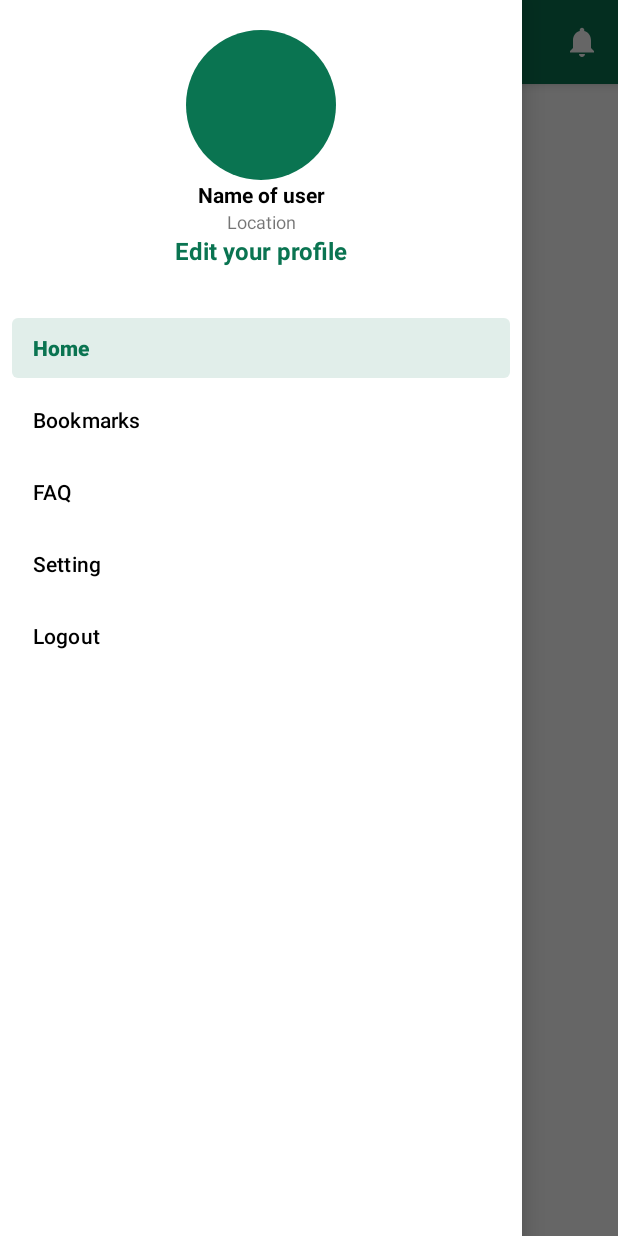
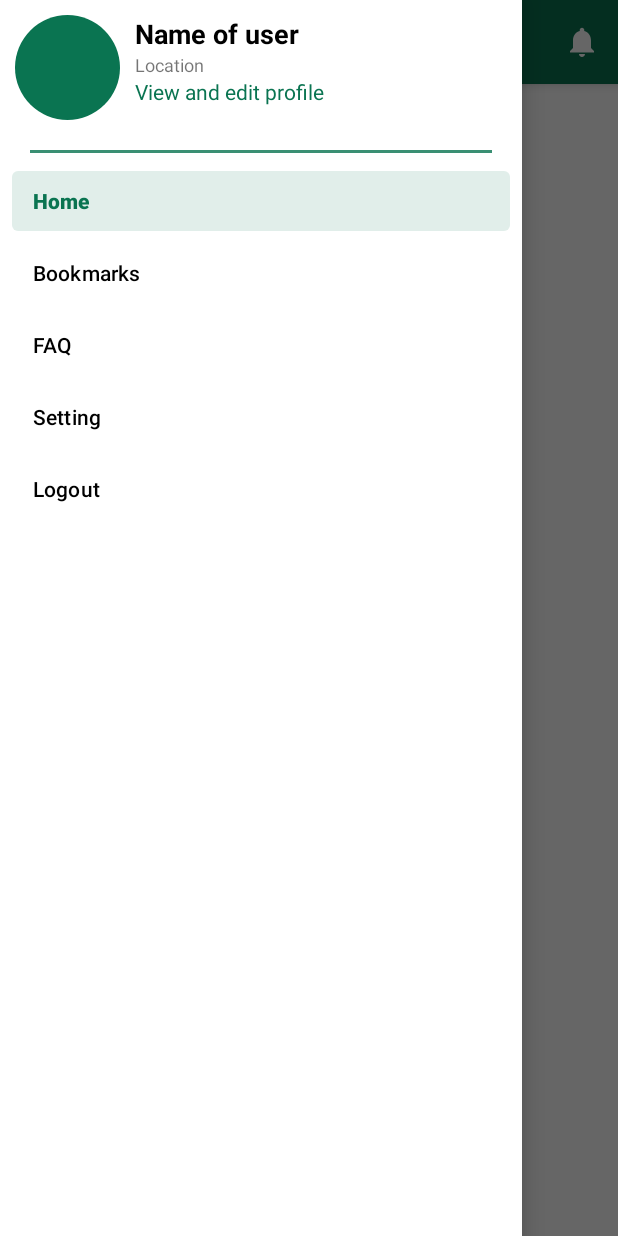
Before and after one commit to jayesh2272001/Photographers-Hub, an Android app built with Jetpack Compose: the screen it shows after launch once a user with an empty profile is signed in (MainActivity), with the side drawer open, on a phone screen of 412 x 824 dp. Run offline under Robolectric (Android 15) with nearby library versions, the light colour scheme and no system bars; our stand-ins replace CircleImageView, Firebase (no records; nobody signed in at launch, a user with empty details on screens opened directly).

Commit message:
update profile

```diff
--- a/app/src/main/AndroidManifest.xml
+++ b/app/src/main/AndroidManifest.xml
@@ -12,6 +12,9 @@
         android:roundIcon="@drawable/ic_logo"
         android:supportsRtl="true"
         android:theme="@style/Theme.FinalYearProject">
+        <activity
+            android:name=".activity.CurrentUserProfileActivity"
+            android:exported="false" />
         <activity
             android:name=".activity.PhotographersDescActivity"
             android:exported="false" />
--- a/app/src/main/java/com/jayesh/finalyearproject/activity/MainActivity.kt
+++ b/app/src/main/java/com/jayesh/finalyearproject/activity/MainActivity.kt
@@ -7,7 +7,7 @@ import android.view.MenuItem
 import android.view.View
 import android.view.WindowManager
 import android.widget.FrameLayout
-import android.widget.ImageView
+import android.widget.RelativeLayout
 import android.widget.TextView
 import android.widget.Toast
 import androidx.appcompat.app.ActionBarDrawerToggle
@@ -42,6 +42,7 @@ class MainActivity : AppCompatActivity() {
     lateinit var tvLocation: TextView
     lateinit var tvUserName: TextView
     lateinit var profileImage: CircleImageView
+    lateinit var navHeader: RelativeLayout
     lateinit var dbref: DatabaseReference
     private lateinit var auth: FirebaseAuth
 
@@ -50,21 +51,22 @@ class MainActivity : AppCompatActivity() {
         super.onCreate(savedInstanceState)
         setContentView(R.layout.activity_main)
 
-
         coordinatorLayout = findViewById(R.id.coordinatorLayout)
         tbMain = findViewById(R.id.tbMain)
         frameLayout = findViewById(R.id.frameLayout)
         drawerLayout = findViewById(R.id.drawerLayout)
         navMain = findViewById(R.id.navMain)
         auth = FirebaseAuth.getInstance()
-
         val headerView: View = navMain.getHeaderView(0)
         tvUserName = headerView.findViewById(R.id.tvUserName)
         tvLocation = headerView.findViewById(R.id.tvLocation)
         tvEditProfile = headerView.findViewById(R.id.tvEditProfile)
         profileImage = headerView.findViewById(R.id.ivLogo)
+        navHeader = headerView.findViewById(R.id.navHeader)
 
-
+        navHeader.setOnClickListener {
+            startActivity(Intent(this, CurrentUserProfileActivity::class.java))
+        }
 
         navMain.menu.getItem(0).isCheckable = true
         navMain.menu.getItem(0).isChecked = true
--- a/app/src/main/java/com/jayesh/finalyearproject/adapter/FetchUserAdapter.kt
+++ b/app/src/main/java/com/jayesh/finalyearproject/adapter/FetchUserAdapter.kt
@@ -52,10 +52,11 @@ class FetchUserAdapter(val context: Context, val usersList: ArrayList<User>) :
         holder.txtPLocation.text = user.location
         holder.txtPFees.text = user.uid
         var currUser = user.uid
+
         holder.cvUser.setOnClickListener {
             val intent = Intent(context, PhotographersDescActivity::class.java)
             Log.i("User", "Got current user $currUser")
-            intent.putExtra("userVal",currUser)
+            intent.putExtra("userVal", currUser)
             context.startActivity(intent)
             Toast.makeText(context, "click", Toast.LENGTH_SHORT).show()
         }
--- a/app/src/main/java/com/jayesh/finalyearproject/fragment/HomeFragment.kt
+++ b/app/src/main/java/com/jayesh/finalyearproject/fragment/HomeFragment.kt
@@ -1,5 +1,6 @@
 package com.jayesh.finalyearproject.fragment
 
+import android.content.Intent
 import android.os.Bundle
 import android.util.Log
 import android.view.*
@@ -14,6 +15,7 @@ import androidx.recyclerview.widget.RecyclerView
 import com.google.firebase.auth.FirebaseAuth
 import com.google.firebase.database.*
 import com.jayesh.finalyearproject.R
+import com.jayesh.finalyearproject.activity.MainActivity
 import com.jayesh.finalyearproject.adapter.FetchUserAdapter
 import com.jayesh.finalyearproject.data.User
 import com.jayesh.finalyearproject.model.Users
@@ -23,6 +25,7 @@ import java.util.ArrayList
 class HomeFragment : Fragment() {
     lateinit var rvMain: RecyclerView
     lateinit var dbref: DatabaseReference
+    lateinit var dbref1: DatabaseReference
     lateinit var usersArrayList: ArrayList<User>
     lateinit var rlProgressBar: RelativeLayout
     lateinit var progressBar: ProgressBar
@@ -41,6 +44,8 @@ class HomeFragment : Fragment() {
         rlProgressBar = view.findViewById(R.id.rlProgressBar)
         rvMain.layoutManager = LinearLayoutManager(activity)
         rvMain.setHasFixedSize(true)
+        auth = FirebaseAuth.getInstance()
+
 
         rlProgressBar.visibility = View.VISIBLE
         usersArrayList = arrayListOf<User>()
@@ -51,18 +56,37 @@ class HomeFragment : Fragment() {
 
     private fun getUserData() {
         dbref = FirebaseDatabase.getInstance().getReference("users")
+
+        /*getting the snapshot of current user
+        start*/
+        var exist: DataSnapshot? = null
+        dbref1 = FirebaseDatabase.getInstance().getReference("users")
+            .child(auth.currentUser?.uid.toString())
+        dbref1.addValueEventListener(object : ValueEventListener {
+            override fun onDataChange(snapshot: DataSnapshot) {
+                if (snapshot.exists()) {
+                    exist = snapshot
+                }
+            }
+
+            override fun onCancelled(error: DatabaseError) {
+                TODO("Not yet implemented")
+            }
+        })
+        /*ends*/
+
         dbref.addValueEventListener(object : ValueEventListener {
             override fun onDataChange(snapshot: DataSnapshot) {
-                Log.i("firebase reset", "Got value ${snapshot}")
                 if (snapshot.exists()) {
                     for (userSnapshot in snapshot.children) {
-                        /*   if (snapshot.child("users").equals(auth.currentUser?.uid)){
-                               continue
-                           }*/
+
+                        /*reason: to skip current user from users list*/
+                        if (userSnapshot.key == exist?.key) {
+                            continue
+                        }
 
                         val user = userSnapshot.getValue(User::class.java)
                         usersArrayList.add(user!!)
-//                        Toast.makeText(activity, "$snapshot", Toast.LENGTH_SHORT).show()
                     }
 
                     rvMain.adapter = FetchUserAdapter(requireContext(), usersArrayList)
@@ -94,4 +118,5 @@ class HomeFragment : Fragment() {
     }
 
 
+
 }
--- a/app/src/main/res/layout/nav_header.xml
+++ b/app/src/main/res/layout/nav_header.xml
@@ -1,47 +1,58 @@
 <?xml version="1.0" encoding="utf-8"?>
 <RelativeLayout xmlns:android="http://schemas.android.com/apk/res/android"
+    android:id="@+id/navHeader"
     android:layout_width="match_parent"
-    android:layout_height="200dp">
+    android:layout_height="wrap_content">
 
     <de.hdodenhof.circleimageview.CircleImageView
         android:id="@+id/ivLogo"
-        android:layout_gravity="center"
-        android:layout_width="100dp"
-        android:layout_height="100dp"
-        android:layout_centerHorizontal="true"
-        android:layout_marginTop="20dp"
+        android:layout_width="70dp"
+        android:layout_height="70dp"
+        android:layout_marginLeft="10dp"
+        android:layout_marginTop="10dp"
         android:src="@color/yellow" />
 
     <TextView
         android:id="@+id/tvUserName"
-        android:layout_width="match_parent"
+        android:layout_width="wrap_content"
         android:layout_height="wrap_content"
-        android:layout_below="@+id/ivLogo"
-        android:gravity="center"
+        android:layout_marginLeft="10dp"
+        android:layout_marginTop="10dp"
+        android:layout_toEndOf="@+id/ivLogo"
         android:text="Name of user"
         android:textAppearance="@style/MaterialAlertDialog.Material3"
-        android:textSize="14sp"
+        android:textSize="18sp"
         android:textStyle="bold" />
 
     <TextView
         android:id="@+id/tvLocation"
-        android:layout_width="match_parent"
+        android:layout_width="wrap_content"
         android:layout_height="wrap_content"
-        android:layout_below="@id/tvUserName"
+        android:layout_below="@+id/tvUserName"
+        android:layout_marginLeft="10dp"
+        android:layout_toRightOf="@id/ivLogo"
         android:gravity="center_horizontal"
         android:text="Location"
         android:textSize="12sp" />
 
+
     <TextView
         android:id="@+id/tvEditProfile"
-        android:layout_width="match_parent"
+        android:layout_width="wrap_content"
         android:layout_height="wrap_content"
         android:layout_below="@id/tvLocation"
-        android:gravity="center"
-        android:text="Edit your profile"
-        android:textAppearance="@style/MaterialAlertDialog.Material3"
+        android:layout_marginLeft="10dp"
+        android:layout_toRightOf="@id/ivLogo"
+        android:text="View and edit profile"
         android:textColor="@color/yellow"
-        android:textSize="16sp"
-        android:textStyle="bold" />
+        android:textSize="14sp" />
 
+    <View
+        android:layout_width="match_parent"
+        android:layout_height="2dp"
+        android:layout_below="@id/ivLogo"
+        android:layout_marginHorizontal="20dp"
+        android:layout_marginTop="20dp"
+        android:alpha="0.8"
+        android:background="@color/yellow" />
 </RelativeLayout>
```
Also changed, not shown: app/src/main/java/com/jayesh/finalyearproject/activity/CurrentUserProfileActivity.kt (added, +245 -0 lines), app/src/main/java/com/jayesh/finalyearproject/activity/PhotographersDescActivity.kt (+15 -6 lines), app/src/main/res/layout/activity_current_user_profile.xml (added, +123 -0 lines).
